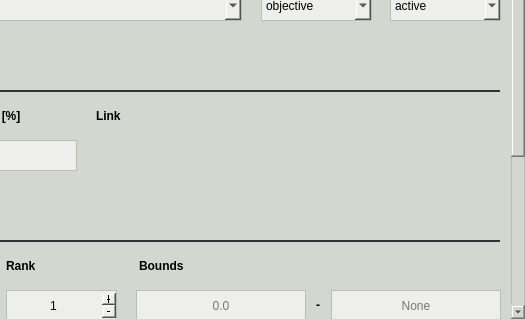
Old version of the form pyanno4rt/gui/designs/components/maximum_dvh_window.ui in the repository pyanno4rt/pyanno4rt; both pictures show x 195 to 720 and y 111 to 431 of the 720 by 431 pixel window.
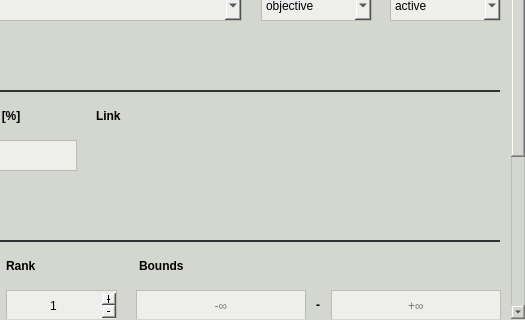
New version of the form.

Diff of the .ui file:
```diff
--- a/pyanno4rt/gui/designs/components/maximum_dvh_window.ui
+++ b/pyanno4rt/gui/designs/components/maximum_dvh_window.ui
@@ -592,7 +592,7 @@
        <set>Qt::AlignCenter</set>
       </property>
       <property name="placeholderText">
-       <string>None</string>
+       <string>+∞</string>
       </property>
      </widget>
      <widget class="QLineEdit" name="weight_ledit">
@@ -685,7 +685,7 @@
        <set>Qt::AlignCenter</set>
       </property>
       <property name="placeholderText">
-       <string>0.0</string>
+       <string>-∞</string>
       </property>
      </widget>
      <widget class="QLineEdit" name="volume_ledit">
```
